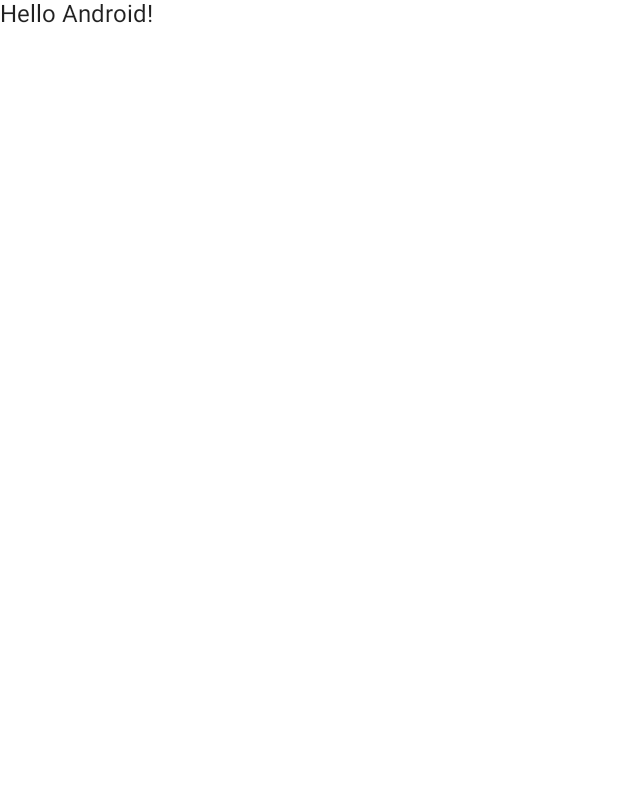
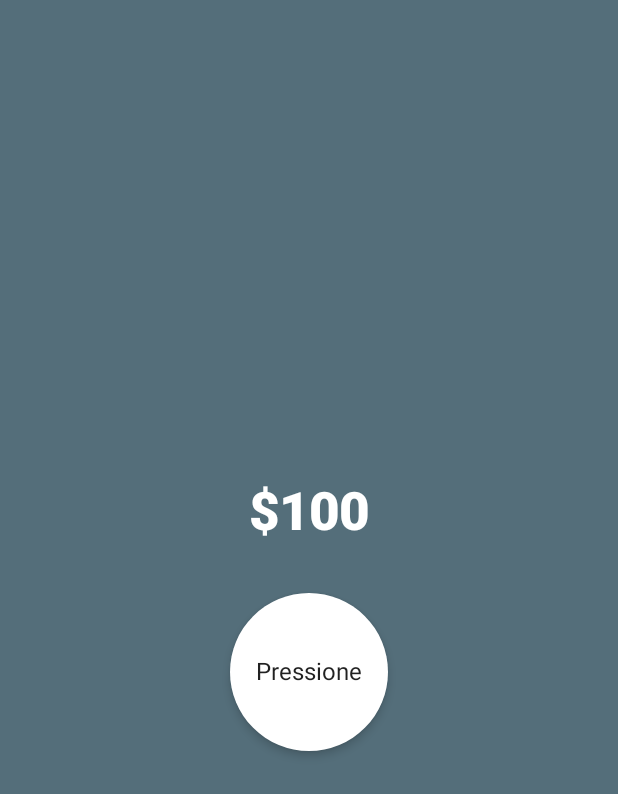
Before and after one commit to IgorMontezuma20/introducao-Jetpack-Compose, an Android app built with Jetpack Compose: the screen it shows after launch (MainActivity), on a phone screen of 412 x 824 dp. Before the commit the part shown is almost empty. Shown: the top 794 px of the screen. Run offline under Robolectric (Android 15) with nearby library versions, the phone set to English and light mode, and no system bars.

Commit message:
Montando a interface do app

```diff
--- a/app/src/main/java/com/example/introtocompose/MainActivity.kt
+++ b/app/src/main/java/com/example/introtocompose/MainActivity.kt
@@ -1,16 +1,25 @@
 package com.example.introtocompose
 
 import android.os.Bundle
+import android.util.Log
 import androidx.activity.ComponentActivity
 import androidx.activity.compose.setContent
-import androidx.compose.foundation.layout.Column
-import androidx.compose.foundation.layout.fillMaxSize
+import androidx.compose.foundation.clickable
+import androidx.compose.foundation.layout.*
+import androidx.compose.foundation.shape.CircleShape
+import androidx.compose.material.Card
 import androidx.compose.material.MaterialTheme
 import androidx.compose.material.Surface
 import androidx.compose.material.Text
 import androidx.compose.runtime.Composable
+import androidx.compose.ui.Alignment
 import androidx.compose.ui.Modifier
+import androidx.compose.ui.graphics.Color
+import androidx.compose.ui.text.TextStyle
+import androidx.compose.ui.text.font.FontWeight
 import androidx.compose.ui.tooling.preview.Preview
+import androidx.compose.ui.unit.dp
+import androidx.compose.ui.unit.sp
 import com.example.introtocompose.ui.theme.IntroToComposeTheme
 
 class MainActivity : ComponentActivity() {
@@ -19,13 +28,35 @@ class MainActivity : ComponentActivity() {
         setContent {
             IntroToComposeTheme {
                 // A surface container using the 'background' color from the theme
-                Surface(
-                    modifier = Modifier.fillMaxSize(),
-                    color = MaterialTheme.colors.background
-                ) {
-                    Greeting("Android")
-                }
+                MyApp()
             }
+        }
+    }
+}
+
+@Composable
+fun MyApp() {
+    Surface(
+        modifier = Modifier
+            .fillMaxHeight()
+            .fillMaxWidth(), color = Color(0xFF546E7A)
+    ) {
+        Column(
+            verticalArrangement = Arrangement.Center,
+            horizontalAlignment = Alignment.CenterHorizontally
+        ) {
+
+            Text(
+                text = "$100", style = TextStyle(
+                    color = Color.White,
+                    fontSize = 35.sp,
+                    fontWeight = FontWeight.ExtraBold
+                )
+            )
+
+            Spacer(modifier = Modifier.height(30.dp))
+
+            CreateCircle()
         }
     }
 }
@@ -37,17 +68,27 @@ fun Greeting(name: String) {
 
 @Preview
 @Composable
-fun ShowAge(age: Int = 12){
-    Text(text = age.toString())
+fun CreateCircle() {
+    Card(
+        modifier = Modifier
+            .padding(3.dp)
+            .size(105.dp)
+            .clickable {
+                Log.d("Tap", "CreateCircle: Tap")
+            },
+        shape = CircleShape,
+        elevation = 4.dp
+    ) {
+        Box(contentAlignment = Alignment.Center) {
+            Text(text = "Pressione")
+        }
+    }
 }
 
 @Preview(showBackground = true)
 @Composable
 fun DefaultPreview() {
     IntroToComposeTheme {
-        Column() {
-            Greeting("Android")
-            ShowAge(age = 34)
-        }
+        MyApp()
     }
 }
```
